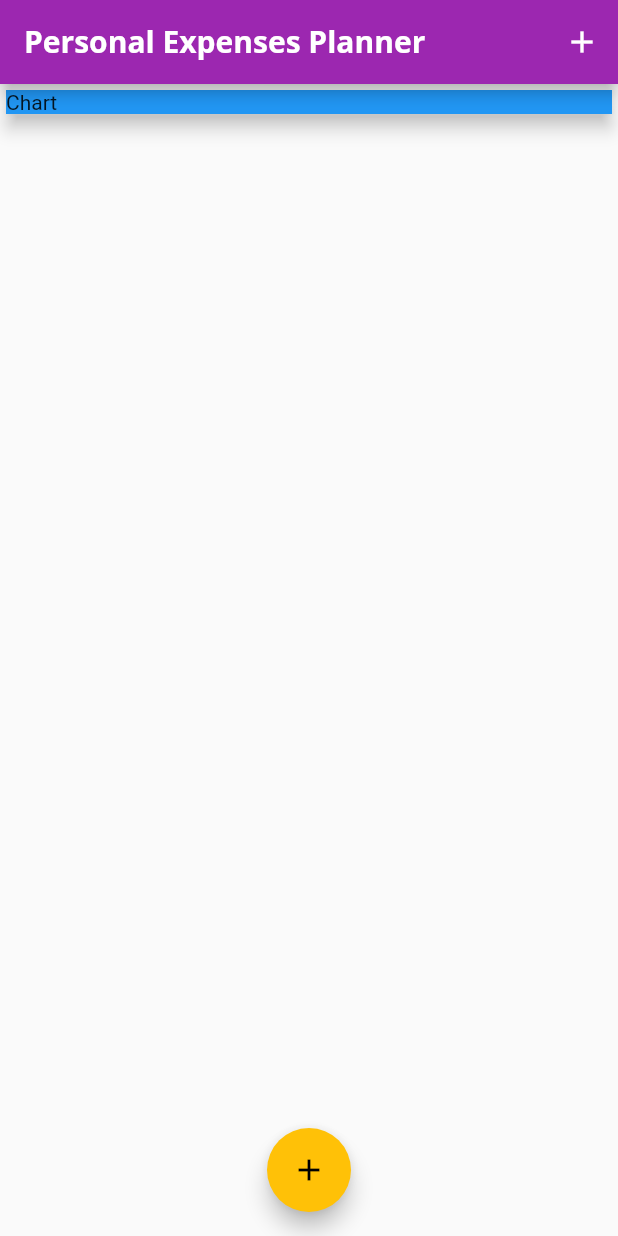
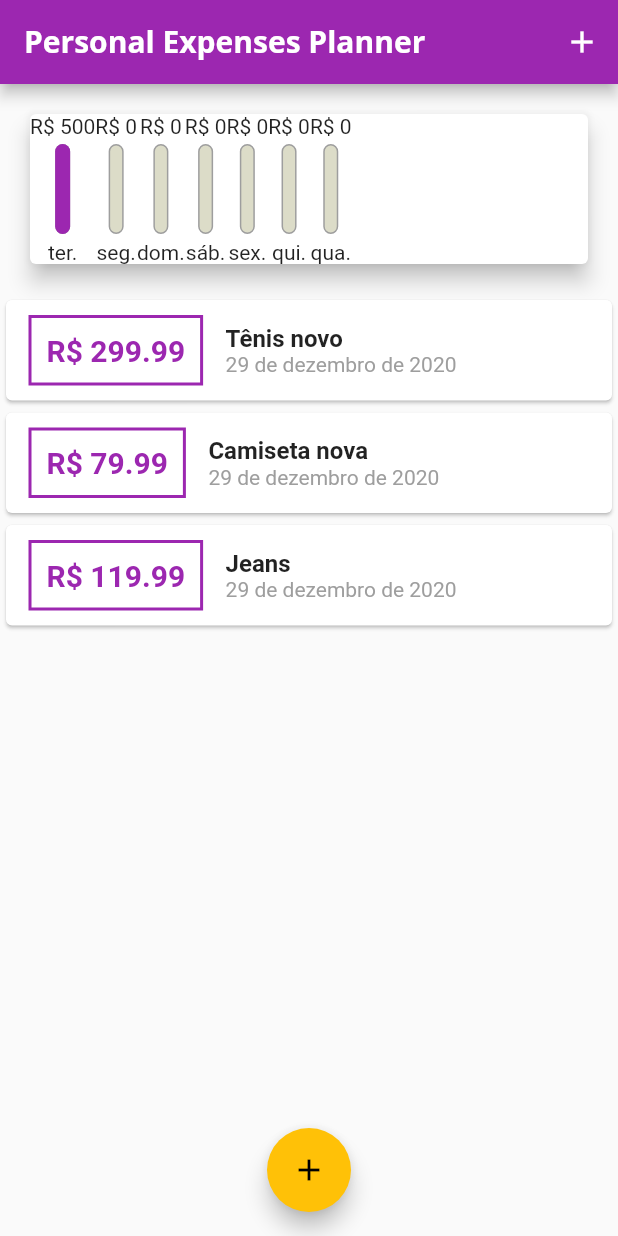
Before and after one commit to zigante/expense_planner, a Flutter app: the screen it shows after launch, on a phone screen of 412 x 824 dp. Run offline on Flutter 3.47's test engine with Material 2 defaults, Android fonts, the phone set to English and light mode, and no system bars.

Commit message:
start building chart

```diff
--- a/lib/main.dart
+++ b/lib/main.dart
@@ -1,8 +1,8 @@
-import 'package:flutter/gestures.dart';
 import 'package:flutter/material.dart';
 import 'package:intl/date_symbol_data_local.dart';
 
 import './models/transaction.dart';
+import './widgets/chart.dart';
 import './widgets/new_transaction.dart';
 import './widgets/transaction_list.dart';
 
@@ -38,10 +38,17 @@ class MyHomePage extends StatefulWidget {
 
 class _MyHomePageState extends State<MyHomePage> {
   final List<Transaction> _transactions = [
-    // Transaction(id: 'tx1', title: 'Tênis novo', amount: 299.99, date: DateTime.now()),
-    // Transaction(id: 'tx2', title: 'Camiseta nova', amount: 79.99, date: DateTime.now()),
-    // Transaction(id: 'tx3', title: 'Jeans', amount: 119.99, date: DateTime.now()),
+    Transaction(id: 'tx1', title: 'Tênis novo', amount: 299.99, date: DateTime.now()),
+    Transaction(id: 'tx2', title: 'Camiseta nova', amount: 79.99, date: DateTime.now()),
+    Transaction(id: 'tx3', title: 'Jeans', amount: 119.99, date: DateTime.now()),
   ];
+
+  List<Transaction> get _recentTransactions {
+    return this
+        ._transactions
+        .where((element) => element.date.isAfter(DateTime.now().subtract(Duration(days: 7))))
+        .toList();
+  }
 
   void _addNewTransaction(String title, double amount) {
     final newTransaction = Transaction(
@@ -83,10 +90,7 @@ class _MyHomePageState extends State<MyHomePage> {
           mainAxisAlignment: MainAxisAlignment.start,
           crossAxisAlignment: CrossAxisAlignment.stretch,
           children: [
-            Card(
-              child: Container(color: Colors.blue, child: Text('Chart'), width: double.infinity),
-              elevation: 5,
-            ),
+            Chart(this._recentTransactions),
             Column(children: [
               TransactionList(this._transactions),
             ]),
--- /dev/null
+++ b/lib/models/grouped_transaction.dart
@@ -0,0 +1,11 @@
+import 'package:flutter/material.dart';
+
+class GroupTransaction {
+  final String day;
+  final double amount;
+
+  GroupTransaction({
+    @required this.day,
+    @required this.amount,
+  });
+}
--- /dev/null
+++ b/lib/widgets/chart.dart
@@ -0,0 +1,51 @@
+import 'package:expense_planner/models/transaction.dart';
+import 'package:expense_planner/widgets/chart_bar.dart';
+import 'package:flutter/material.dart';
+import 'package:intl/intl.dart';
+
+import '../models/grouped_transaction.dart';
+import '../models/transaction.dart';
+
+class Chart extends StatelessWidget {
+  final List<Transaction> _recentTransactiontions;
+  Chart(this._recentTransactiontions);
+
+  List<GroupTransaction> get groupedTransactions {
+    return List.generate(7, (index) {
+      final weekDay = DateTime.now().subtract(Duration(days: index));
+      double totalAmount = 0;
+      for (int i = 0; i < this._recentTransactiontions.length; i++) {
+        // final currentTransactiontions = this._recentTransactiontions[i];
+
+        if (this._recentTransactiontions[i].date.day == weekDay.day &&
+            this._recentTransactiontions[i].date.month == weekDay.month &&
+            this._recentTransactiontions[i].date.year == weekDay.year) {
+          totalAmount += this._recentTransactiontions[i].amount;
+        }
+      }
+
+      return GroupTransaction(amount: totalAmount, day: DateFormat.E('pt_BR').format(weekDay));
+    });
+  }
+
+  double get maxSpending {
+    return groupedTransactions.fold(0.0, (previousValue, element) => element.amount + previousValue);
+  }
+
+  @override
+  Widget build(BuildContext context) {
+    return Card(
+      elevation: 6,
+      margin: EdgeInsets.all(20),
+      child: Row(
+        children: (groupedTransactions)
+            .map((e) => ChartBar(
+                  label: e.day,
+                  amount: e.amount,
+                  percent: maxSpending == 0 ? 0 : e.amount / maxSpending,
+                ))
+            .toList(),
+      ),
+    );
+  }
+}
--- /dev/null
+++ b/lib/widgets/chart_bar.dart
@@ -0,0 +1,42 @@
+import 'package:flutter/material.dart';
+
+class ChartBar extends StatelessWidget {
+  final String label;
+  final double amount;
+  final double percent;
+  ChartBar({this.label, this.amount, this.percent});
+
+  @override
+  Widget build(BuildContext context) {
+    return Column(
+      children: [
+        Text('R\$ ${this.amount.toStringAsFixed(0)}'),
+        SizedBox(height: 4),
+        Container(
+            height: 60,
+            width: 10,
+            child: Stack(
+              children: [
+                Container(
+                  decoration: BoxDecoration(
+                      border: Border.all(color: Colors.grey, width: 1.0),
+                      color: Color.fromRGBO(220, 220, 200, 1),
+                      borderRadius: BorderRadius.circular(20)),
+                ),
+                FractionallySizedBox(
+                  heightFactor: this.percent,
+                  child: Container(
+                    decoration: BoxDecoration(
+                      color: Theme.of(context).primaryColor,
+                      borderRadius: BorderRadius.circular(20),
+                    ),
+                  ),
+                )
+              ],
+            )),
+        SizedBox(height: 4),
+        Text(this.label),
+      ],
+    );
+  }
+}
--- a/lib/widgets/transaction_list.dart
+++ b/lib/widgets/transaction_list.dart
@@ -11,7 +11,21 @@ class TransactionList extends StatelessWidget {
   Widget build(BuildContext context) {
     return Container(
       height: 300,
-      child: ListView.builder(
+      child: this._transactions.isEmpty
+          ? Column(children: [
+              Text('Nenhuma transação'),
+              SizedBox(
+                height: 20,
+              ),
+              Container(
+                height: 200,
+                child: Image.asset(
+                  'assets/images/waiting.png',
+                  fit: BoxFit.cover,
+                ),
+              ),
+            ])
+          : ListView.builder(
               itemBuilder: (_context, _index) {
                 final currentTransaction = this._transactions[_index];
                 return Card(
@@ -23,7 +37,8 @@ class TransactionList extends StatelessWidget {
                         decoration: BoxDecoration(border: Border.all(color: Theme.of(context).primaryColor, width: 2)),
                         child: Text(
                           'R\$ ${currentTransaction.amount.toStringAsFixed(2)}',
-                    style: TextStyle(fontWeight: FontWeight.bold, fontSize: 20, color: Theme.of(context).primaryColor),
+                          style: TextStyle(
+                              fontWeight: FontWeight.bold, fontSize: 20, color: Theme.of(context).primaryColor),
                         ),
                       ),
                       Column(
--- a/pubspec.yaml
+++ b/pubspec.yaml
@@ -44,8 +44,8 @@ flutter:
   uses-material-design: true
 
   # To add assets to your application, add an assets section, like this:
-  # assets:
-  #   - images/a_dot_burr.jpeg
+  assets:
+    - assets/images/waiting.png
   #   - images/a_dot_ham.jpeg
 
   # An image asset can refer to one or more resolution-specific "variants", see
```
Lines whose indentation alone changed are shown as unchanged.
